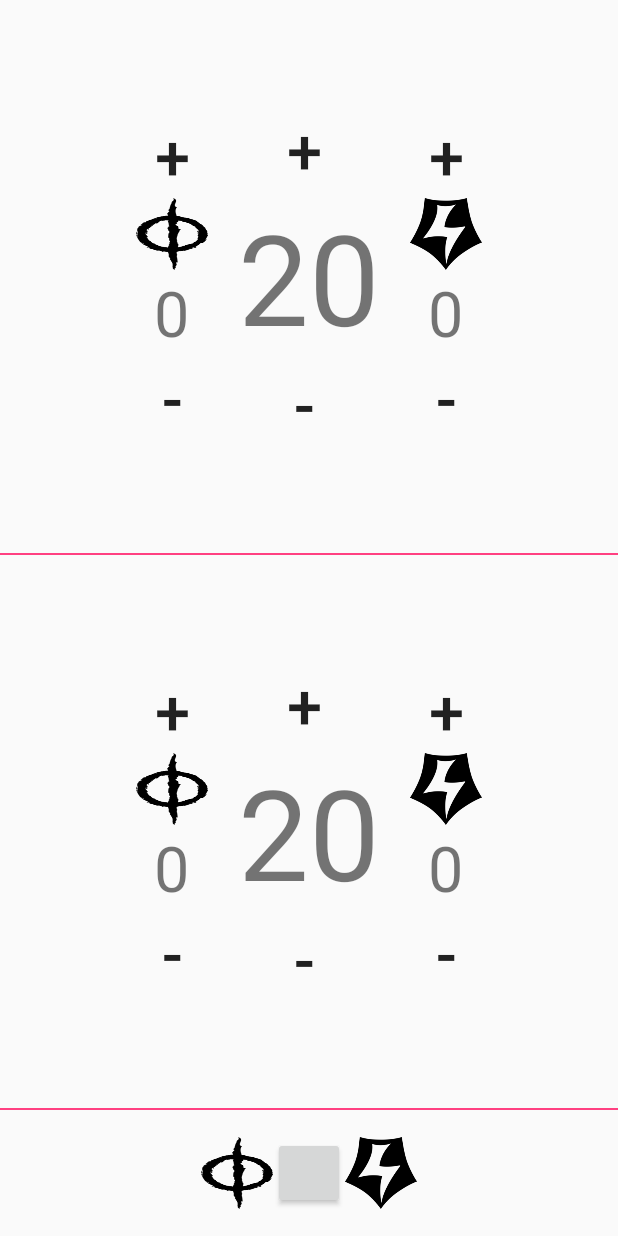
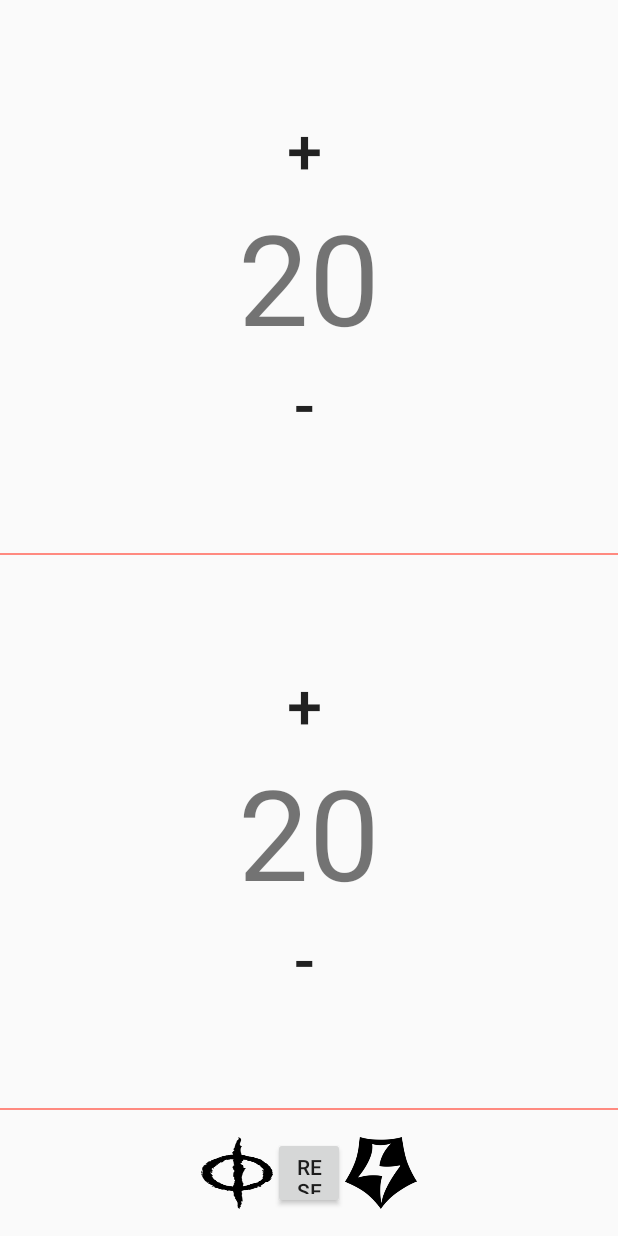
Before and after one commit to n3L50n/zedruuslifecounter, an Android app: the screen it shows after launch (MainActivity), on a phone screen of 412 x 824 dp. Run offline under Robolectric (Android 15) with nearby library versions, the phone set to English and light mode, and no system bars.

Commit message:
Set initial visibility of Poison and Energy views to INVISIBLE. Align columns.

```diff
--- a/app/src/main/res/layout/activity_main.xml
+++ b/app/src/main/res/layout/activity_main.xml
@@ -8,16 +8,18 @@
               tools:context="com.zedruuslifecounter.android.zedruuslifecounter.MainActivity">
 
     <LinearLayout
-        android:gravity="center"
         android:layout_width="match_parent"
         android:layout_height="wrap_content"
         android:layout_weight="4"
+        android:gravity="center"
         android:orientation="horizontal">
 
         <LinearLayout
+            android:id="@+id/player_one_poison_layout_view"
             android:layout_width="wrap_content"
             android:layout_height="wrap_content"
-            android:orientation="vertical">
+            android:orientation="vertical"
+            android:visibility="invisible">
 
             <Button
                 style="@style/IncrementDecrementTextStyle"
@@ -29,8 +31,8 @@
                 android:background="@drawable/poison_logo"/>
 
             <TextView
-                style="@style/SecondaryTotalTextStyle"
-                android:id="@+id/player_one_poison_text_view"/>
+                android:id="@+id/player_one_poison_text_view"
+                style="@style/SecondaryTotalTextStyle"/>
 
             <Button
                 style="@style/IncrementDecrementTextStyle"
@@ -65,9 +67,11 @@
         </LinearLayout>
 
         <LinearLayout
+            android:id="@+id/player_one_energy_layout_view"
             android:layout_width="wrap_content"
             android:layout_height="wrap_content"
-            android:orientation="vertical">
+            android:orientation="vertical"
+            android:visibility="invisible">
 
             <Button
                 style="@style/IncrementDecrementTextStyle"
@@ -79,8 +83,8 @@
                 android:background="@drawable/energy_logo"/>
 
             <TextView
-                style="@style/SecondaryTotalTextStyle"
-                android:id="@+id/player_one_energy_text_view"/>
+                android:id="@+id/player_one_energy_text_view"
+                style="@style/SecondaryTotalTextStyle"/>
 
             <Button
                 style="@style/IncrementDecrementTextStyle"
@@ -93,20 +97,23 @@
     </LinearLayout>
 
     <View
-        android:background="@color/colorAccent"
         android:layout_width="match_parent"
-        android:layout_height="@dimen/divider_size"/>
+        android:layout_height="@dimen/divider_size"
+        android:background="@color/colorAccent"/>
+
     <LinearLayout
-        android:gravity="center"
         android:layout_width="match_parent"
         android:layout_height="wrap_content"
         android:layout_weight="4"
+        android:gravity="center"
         android:orientation="horizontal">
 
         <LinearLayout
+            android:id="@+id/player_two_poison_layout_view"
             android:layout_width="wrap_content"
             android:layout_height="wrap_content"
-            android:orientation="vertical">
+            android:orientation="vertical"
+            android:visibility="invisible">
 
             <Button
                 style="@style/IncrementDecrementTextStyle"
@@ -118,8 +125,8 @@
                 android:background="@drawable/poison_logo"/>
 
             <TextView
-                style="@style/SecondaryTotalTextStyle"
-                android:id="@+id/player_two_poison_text_view"/>
+                android:id="@+id/player_two_poison_text_view"
+                style="@style/SecondaryTotalTextStyle"/>
 
             <Button
                 style="@style/IncrementDecrementTextStyle"
@@ -154,9 +161,11 @@
         </LinearLayout>
 
         <LinearLayout
+            android:id="@+id/player_two_energy_layout_view"
             android:layout_width="wrap_content"
             android:layout_height="wrap_content"
-            android:orientation="vertical">
+            android:orientation="vertical"
+            android:visibility="invisible">
 
             <Button
                 style="@style/IncrementDecrementTextStyle"
@@ -168,8 +177,8 @@
                 android:background="@drawable/energy_logo"/>
 
             <TextView
-                style="@style/SecondaryTotalTextStyle"
-                android:id="@+id/player_two_energy_text_view"/>
+                android:id="@+id/player_two_energy_text_view"
+                style="@style/SecondaryTotalTextStyle"/>
 
             <Button
                 style="@style/IncrementDecrementTextStyle"
@@ -181,15 +190,15 @@
     </LinearLayout>
 
     <View
-        android:background="@color/colorAccent"
         android:layout_width="match_parent"
-        android:layout_height="@dimen/divider_size"/>
+        android:layout_height="@dimen/divider_size"
+        android:background="@color/colorAccent"/>
 
     <RelativeLayout
-        android:gravity="center"
         android:layout_width="match_parent"
         android:layout_height="wrap_content"
-        android:layout_weight="1">
+        android:layout_weight="1"
+        android:gravity="center">
 
         <Button
             android:id="@+id/poison_button"
@@ -203,7 +212,8 @@
             android:id="@+id/reset_button"
             style="@style/ControlButtonStyle"
             android:layout_centerHorizontal="true"
-            android:onClick="resetLife"/>
+            android:onClick="resetLife"
+            android:text="RESET"/>
 
         <Button
             android:id="@+id/energy_button"
--- a/app/src/main/res/values/colors.xml
+++ b/app/src/main/res/values/colors.xml
@@ -1,6 +1,6 @@
 <?xml version="1.0" encoding="utf-8"?>
 <resources>
-    <color name="colorPrimary">#3F51B5</color>
-    <color name="colorPrimaryDark">#303F9F</color>
-    <color name="colorAccent">#FF4081</color>
+    <color name="colorPrimary">#F44336</color>
+    <color name="colorPrimaryDark">#D32F2F</color>
+    <color name="colorAccent">#FF8A80</color>
 </resources>
--- a/app/src/main/res/values/strings.xml
+++ b/app/src/main/res/values/strings.xml
@@ -1,5 +1,5 @@
 <resources>
-    <string name="app_name">Zedruu\'sLifeCounter</string>
+    <string name="app_name">ZedruusLifeCounter</string>
     <string name="increment">+</string>
     <string name="decrement">-</string>
     <string name="life_total_player_one_description">Player One Life Total</string>
```
Also changed, not shown: app/src/main/java/com/zedruuslifecounter/android/zedruuslifecounter/MainActivity.java (+26 -4 lines).
